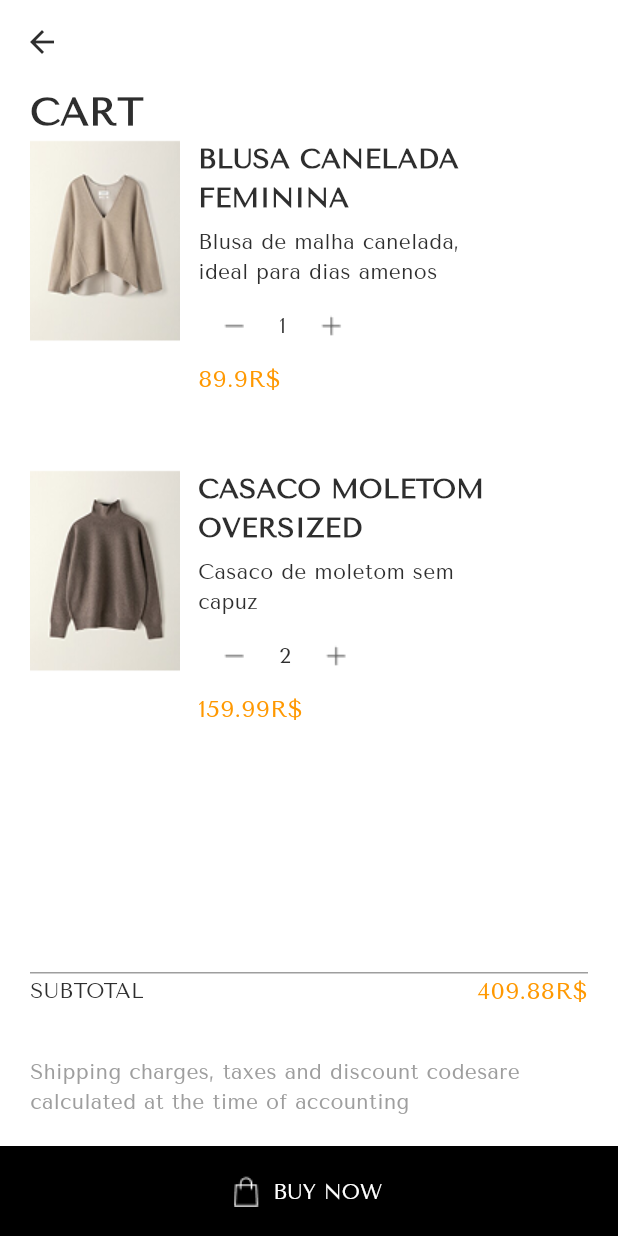
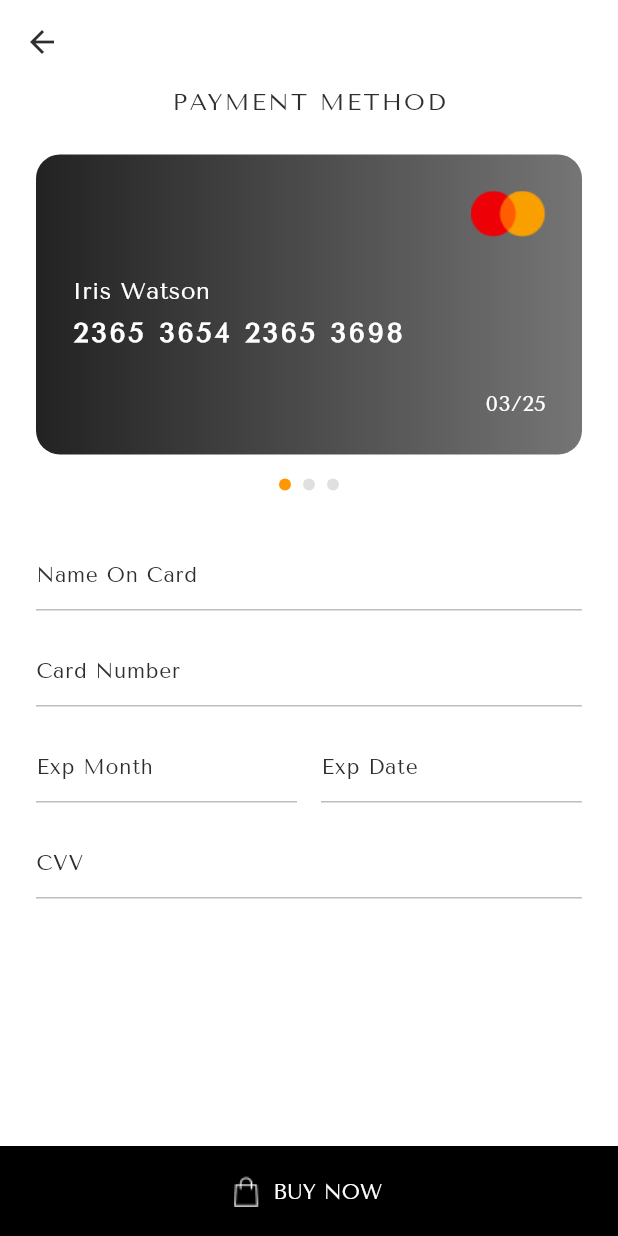
Before and after one commit to St4rThabs/Open-Fashion, a Flutter app: the CartPage screen opened directly, after a tap on "BUY NOW", on a phone screen of 412 x 824 dp. Run offline on Flutter 3.47's test engine with Material 3 defaults, Android fonts, the phone set to English and light mode, and no system bars.

Commit message:
Finalizando projeto

```diff
--- a/open_fashion/lib/main.dart
+++ b/open_fashion/lib/main.dart
@@ -46,10 +46,10 @@ class _MainState extends State<Main> {
         categoryId != null ? 1 : 0; //Define o valor inicial de _selectedIndex
   }
 
-  //Executa quano o usuario clica em um botao do bottom nav
+  //Executa quando o usuario clica em um botao do bottom nav
   void _onItemTapped(int index) {
     setState(() {
-      if(index == 1) {categoryId = 0;};
+      if(index == 1) {categoryId = 0;}
       _selectedIndex = index;
     });
   }
--- a/open_fashion/lib/pages/cart_page.dart
+++ b/open_fashion/lib/pages/cart_page.dart
@@ -1,5 +1,6 @@
 import 'package:flutter/material.dart';
 import 'package:open_fashion/models/item.dart';
+import 'package:open_fashion/pages/payment_method_page.dart';
 import 'package:open_fashion/widgets/cart_item_widget.dart';
 
 class CartPage extends StatefulWidget {
@@ -129,9 +130,20 @@ class BottomBar extends StatelessWidget {
           width: double.infinity,
           color: Colors.black,
           child: TextButton.icon(
-            onPressed: () => {print(getTotalPrice())},
+            onPressed:
+                () => {
+                  Navigator.push(
+                    context,
+                    MaterialPageRoute(
+                      builder: (context) => PaymentMethodPage(),
+                    ),
+                  ),
+                },
             icon: Image.asset('assets/Shopping bag.png'),
-            label: Text("Buy Now".toUpperCase(), style: TextStyle(color: Colors.white)),
+            label: Text(
+              "Buy Now".toUpperCase(),
+              style: TextStyle(color: Colors.white),
+            ),
           ),
         ),
       ],
--- a/open_fashion/lib/pages/drawer_page.dart
+++ b/open_fashion/lib/pages/drawer_page.dart
@@ -3,6 +3,8 @@ import 'package:open_fashion/main.dart';
 
 
 class DrawerWidget extends StatefulWidget {
+  const DrawerWidget({super.key});
+
   @override
   State<DrawerWidget> createState() => _DrawerWidgetState();
 }
--- /dev/null
+++ b/open_fashion/lib/pages/payment_method_page.dart
@@ -0,0 +1,246 @@
+import 'package:flutter/material.dart';
+
+class PaymentMethodPage extends StatefulWidget {
+  const PaymentMethodPage({super.key});
+
+  @override
+  State<PaymentMethodPage> createState() => _PaymentMethodPageState();
+}
+
+class _PaymentMethodPageState extends State<PaymentMethodPage> {
+  // Controllers para capturar os valores
+  final TextEditingController nameController = TextEditingController();
+  final TextEditingController cardNumberController = TextEditingController();
+  final TextEditingController expMonthController = TextEditingController();
+  final TextEditingController expDateController = TextEditingController();
+  final TextEditingController cvvController = TextEditingController();
+
+  @override
+  void dispose() {
+    // Liberar os controllers ao destruir o widget
+    nameController.dispose();
+    cardNumberController.dispose();
+    expMonthController.dispose();
+    expDateController.dispose();
+    cvvController.dispose();
+    super.dispose();
+  }
+
+  @override
+  Widget build(BuildContext context) {
+    return Scaffold(
+      appBar: AppBar(title: Text("")),
+      body: SafeArea(
+        child: Padding(
+          padding: const EdgeInsets.symmetric(horizontal: 24),
+          child: SingleChildScrollView(
+            child: Column(
+              crossAxisAlignment: CrossAxisAlignment.start,
+              children: [
+                Center(
+                  child: Text(
+                    "PAYMENT METHOD",
+                    style: TextStyle(
+                      letterSpacing: 1.5,
+                      fontSize: 16,
+                      fontWeight: FontWeight.w500,
+                    ),
+                  ),
+                ),
+
+                SizedBox(height: 24),
+
+                Container(
+                  width: double.infinity,
+                  height: 200,
+                  decoration: BoxDecoration(
+                    gradient: LinearGradient(
+                      colors: [Colors.black87, Colors.black54],
+                      begin: Alignment.centerLeft,
+                      end: Alignment.centerRight,
+                    ),
+                    borderRadius: BorderRadius.circular(16),
+                  ),
+                  padding: const EdgeInsets.all(24),
+                  child: Column(
+                    crossAxisAlignment: CrossAxisAlignment.start,
+                    mainAxisAlignment: MainAxisAlignment.spaceBetween,
+                    children: [
+                      Align(
+                        alignment: Alignment.topRight,
+                        child: Image.asset(
+                          'assets/mastercard_logo.png',
+                          width: 50,
+                        ),
+                      ),
+                      Column(
+                        crossAxisAlignment: CrossAxisAlignment.start,
+                        children: [
+                          Text(
+                            "Iris Watson",
+                            style: TextStyle(color: Colors.white, fontSize: 16),
+                          ),
+                          SizedBox(height: 4),
+                          Text(
+                            "2365 3654 2365 3698",
+                            style: TextStyle(
+                              color: Colors.white,
+                              fontSize: 18,
+                              letterSpacing: 2,
+                              fontWeight: FontWeight.bold,
+                            ),
+                          ),
+                        ],
+                      ),
+                      Row(
+                        mainAxisAlignment: MainAxisAlignment.end,
+                        children: [
+                          Text("03/25", style: TextStyle(color: Colors.white)),
+                        ],
+                      ),
+                    ],
+                  ),
+                ),
+
+                SizedBox(height: 16),
+
+                Center(
+                  child: Row(
+                    mainAxisSize: MainAxisSize.min,
+                    children: [dot(true), dot(false), dot(false)],
+                  ),
+                ),
+
+                SizedBox(height: 24),
+
+                buildTextField("Name On Card", nameController),
+                buildTextField("Card Number", cardNumberController),
+
+                Row(
+                  children: [
+                    Expanded(child: buildTextField("Exp Month", expMonthController)),
+                    SizedBox(width: 16),
+                    Expanded(child: buildTextField("Exp Date", expDateController)),
+                  ],
+                ),
+                buildTextField("CVV", cvvController),
+
+                SizedBox(height: 24),
+              ],
+            ),
+          ),
+        ),
+      ),
+
+      bottomNavigationBar: Container(
+        height: 60,
+        width: double.infinity,
+        color: Colors.black,
+        child: TextButton.icon(
+          onPressed: () {
+            // Pega os valores dos controllers
+            final name = nameController.text;
+            final cardNumber = cardNumberController.text;
+            final expMonth = expMonthController.text;
+            final expDate = expDateController.text;
+            final cvv = cvvController.text;
+
+            // Navega para a tela que exibe os dados
+            Navigator.push(
+              context,
+              MaterialPageRoute(
+                builder: (context) => PaymentSummaryPage(
+                  name: name,
+                  cardNumber: cardNumber,
+                  expMonth: expMonth,
+                  expDate: expDate,
+                  cvv: cvv,
+                ),
+              ),
+            );
+          },
+          icon: Image.asset('assets/Shopping bag.png'),
+          label: Text(
+            "Buy Now".toUpperCase(),
+            style: TextStyle(color: Colors.white),
+          ),
+        ),
+      ),
+    );
+  }
+
+  Widget buildTextField(String hint, TextEditingController controller) {
+    return Padding(
+      padding: const EdgeInsets.symmetric(vertical: 8),
+      child: TextField(
+        controller: controller,
+        decoration: InputDecoration(
+          hintText: hint,
+          hintStyle: TextStyle(fontSize: 14),
+          enabledBorder: UnderlineInputBorder(
+            borderSide: BorderSide(color: Colors.grey.shade400),
+          ),
+          focusedBorder: UnderlineInputBorder(
+            borderSide: BorderSide(color: Colors.black),
+          ),
+        ),
+      ),
+    );
+  }
+
+  Widget dot(bool active) {
+    return Padding(
+      padding: const EdgeInsets.symmetric(horizontal: 4),
+      child: Container(
+        width: 8,
+        height: 8,
+        decoration: BoxDecoration(
+          color: active ? Colors.orange : Colors.grey.shade300,
+          shape: BoxShape.circle,
+        ),
+      ),
+    );
+  }
+}
+
+// Nova tela que mostra os dados do formulário
+class PaymentSummaryPage extends StatelessWidget {
+  final String name;
+  final String cardNumber;
+  final String expMonth;
+  final String expDate;
+  final String cvv;
+
+  const PaymentSummaryPage({
+    super.key,
+    required this.name,
+    required this.cardNumber,
+    required this.expMonth,
+    required this.expDate,
+    required this.cvv,
+  });
+
+  @override
+  Widget build(BuildContext context) {
+    return Scaffold(
+      appBar: AppBar(title: Text("Payment Summary")),
+      body: Padding(
+        padding: const EdgeInsets.all(24),
+        child: Column(
+          crossAxisAlignment: CrossAxisAlignment.start,
+          children: [
+            Text("Name On Card: $name", style: TextStyle(fontSize: 18)),
+            SizedBox(height: 12),
+            Text("Card Number: $cardNumber", style: TextStyle(fontSize: 18)),
+            SizedBox(height: 12),
+            Text("Exp Month: $expMonth", style: TextStyle(fontSize: 18)),
+            SizedBox(height: 12),
+            Text("Exp Date: $expDate", style: TextStyle(fontSize: 18)),
+            SizedBox(height: 12),
+            Text("CVV: $cvv", style: TextStyle(fontSize: 18)),
+          ],
+        ),
+      ),
+    );
+  }
+}
--- a/open_fashion/lib/widgets/store_item_widget.dart
+++ b/open_fashion/lib/widgets/store_item_widget.dart
@@ -1,5 +1,4 @@
 import 'package:flutter/material.dart';
-import 'package:flutter/widgets.dart';
 import 'package:open_fashion/models/item.dart';
 
 class StoreItemWidget extends StatefulWidget{
```
Also changed, not shown: open_fashion/lib/pages/item_selected_page.dart (+153 -4 lines), open_fashion/assets/Background.png (added), open_fashion/assets/blusaSelected.png (added), open_fashion/assets/mastercard_logo.png (added).
